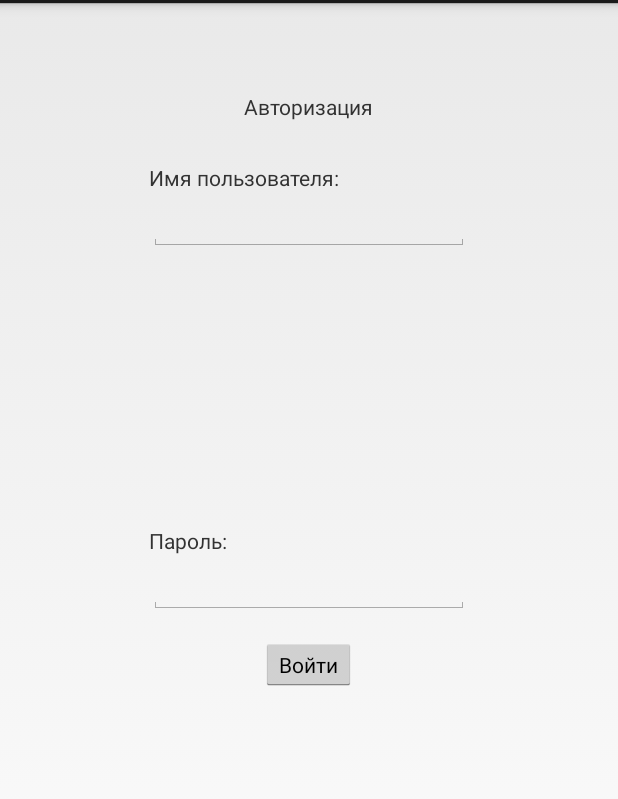
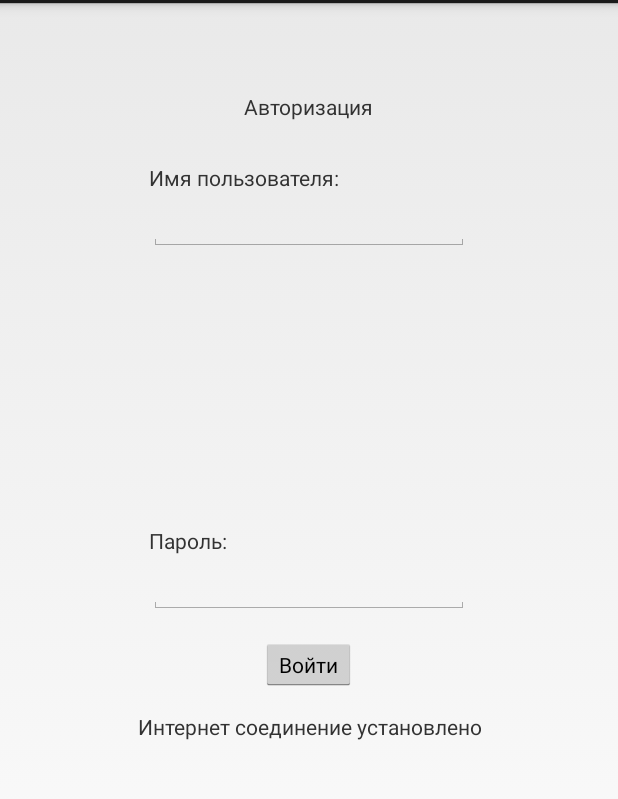
Before and after one commit to typeetfunc/project_2015_01, an Android app: the screen it shows after launch (MainActivity), after a tap on "Войти", on a phone screen of 412 x 824 dp, the part 69-868 px from its top. Run offline under Robolectric (Android 15) with nearby library versions, the phone set to English and light mode, and no system bars; libraries missing offline, so code that uses them is left out: com.loopj.android; 2 statements that could not run were skipped.

```diff
--- a/app/src/main/java/ru/startandroid/develop/login_project/MainActivity.java
+++ b/app/src/main/java/ru/startandroid/develop/login_project/MainActivity.java
@@ -7,18 +7,10 @@
 */
 package ru.startandroid.develop.login_project;
 
-//import org.ksoap2.SoapEnvelope;
-//import org.ksoap2.serialization.SoapObject;
-//import org.ksoap2.serialization.*;
-//import org.ksoap2.transport.*;
-//import org.ksoap2.transport.ServiceConnection;
-//import org.ksoap2.transport.ServiceConnectionSE;
 
 import android.app.Activity;
 import android.content.Context;
 import android.content.Intent;
-import android.net.ConnectivityManager;
-import android.net.NetworkInfo;
 import android.os.Bundle;
 import android.util.Log;
 import android.view.View;
@@ -26,7 +18,15 @@ import android.view.View.OnClickListener;
 import android.widget.Button;
 import android.widget.EditText;
 import android.widget.TextView;
+import android.net.ConnectivityManager;
+import android.net.NetworkInfo;
+import android.widget.Toast;
+import com.loopj.android.http.*;
+import org.apache.http.Header;
 
+
+import android.app.AlertDialog;
+import android.content.DialogInterface;
 
 public class MainActivity extends Activity {
 
@@ -35,6 +35,7 @@ public class MainActivity extends Activity {
 	EditText Password;
 	Button Login;
 	String Nm, Psw;
+    String url = "http://109.234.38.29/scripts/client.php";
 
     @Override
     protected void onCreate(Bundle savedInstanceState) {
@@ -49,13 +50,13 @@ public class MainActivity extends Activity {
 
         if (isNetworkAvailable())
         {
-        	Inet.setText("");
+        	Inet.setText("Интернет соединение установлено");
         }
         else
         {
-			Inet.setText("���������� ��������� � ��������! ��������� ������� ���������� � ����������.");
+			alert("Error", "Нету интернет соединения");
 		}
-        //������� ������ "���� ���� � �������"
+
         Login.setOnClickListener(new OnClickListener() {
 
 			@Override
@@ -65,23 +66,31 @@ public class MainActivity extends Activity {
             if (isNetworkAvailable())
             {
                 try {
-						if ((call(Nm, Psw)))
-						{
-							//������� � �������� ����
+                    AsyncHttpClient client = new AsyncHttpClient();
 
-
-							Button swith = (Button)findViewById(R.id.button1);
-					        swith.setOnClickListener(new OnClickListener() {
-
+                    url = url + "?func=is_user"
+                            + "&log="
+                            + Name.getText().toString()
+                            +  "&pass="
+                            + Password.getText().toString();
+                    client.get(url, new AsyncHttpResponseHandler() {
                         @Override
-					            public void onClick(View v) {
-					                // TODO Auto-generated method stub
+                        public void onSuccess(int statusCode, Header[] headers, byte[] response) {
+                            String res = new String(response);
+                            if (res.equals("fail")){
+                                alert("Error","Неправильный логин/пароль");
+                            } else {
+                                showToast("А ты похоже юзер!");
                                 Intent SecAct = new Intent(getApplicationContext(), SecondActivity.class);
                                 startActivity(SecAct);
                             }
+                        }
+
+                        @Override
+                        public void onFailure(int statusCode, Header[] headers, byte[] errorResponse, Throwable e) {
+                            alert("Error",new String(errorResponse));
+                        }
                     });
-
-						}
                 } catch (Exception e) {
                     // TODO Auto-generated catch block
                     e.printStackTrace();
@@ -91,76 +100,35 @@ public class MainActivity extends Activity {
             }
             else
             {
-					Inet.setText("���������� ��������� � ��������! ��������� ������� ���������� � ����������.");
+                Inet.setText("Недоступно подключение к интернету!");
+            }
+			}
+		});
     }
 
-			}
-		});
-
-    }
-
-    //�������� ������� �������� ����������
     private boolean isNetworkAvailable() {
         ConnectivityManager connectivityManager
                 = (ConnectivityManager) getSystemService(Context.CONNECTIVITY_SERVICE);
         NetworkInfo activeNetworkInfo = connectivityManager.getActiveNetworkInfo();
         return activeNetworkInfo != null;
     }
-
-    private static final String NAMESPACE = "";
-    private static final String URL = "";
-    private static final String SOAP_ACTION = "http://tempuri.org/Add";
-    private static final String METHOD_NAME = "person";
-
-
-   //������ �������� �� �������� ����������������� ������. ����������� ����-����������, ������-��������
-    boolean call(String a, String b) throws Exception {
-    	boolean result = true;
-   /* 	do
-    	{
-
-
-    		SoapObject request = new SoapObject(NAMESPACE, METHOD_NAME);
-
-    		PropertyInfo name = new PropertyInfo();
-    		name.setName("UserName");
-    		name.setValue(new String(a));
-
-    		PropertyInfo password = new PropertyInfo();
-    		password.setName("Password");
-    	    password.setValue(b);
-    		/*
-    		request.addProperty(name);
-            request.addProperty(password);
-
-    		SoapSerializationEnvelope envelope = new SoapSerializationEnvelope(SoapEnvelope.VER11);
-            envelope.dotNet = true;
-
-
-            envelope.setOutputSoapObject(request);
-            HttpTransportSE androidHttpTransport = new AndroidHttpTransport(URL);
-            androidHttpTransport.setXmlVersionTag("<?xml version=\"1.0\" encoding=\"utf-8\"?>");
-
-            androidHttpTransport.call(SOAP_ACTION, envelope);
-            SoapObject resultsRequestSOAP = (SoapObject) envelope.bodyIn;
-            result = Boolean.parseBoolean(resultsRequestSOAP.getProperty("AddResult").toString());
+    protected void showToast(String msg) {
+        Toast toastAdd = Toast.makeText(getApplicationContext(), msg, Toast.LENGTH_LONG);
+        toastAdd.show();
+    }
+    private void alert(String title, String msg) {
+        AlertDialog.Builder builder = new AlertDialog.Builder(MainActivity.this);
+        builder.setTitle(title)
+                .setMessage(msg)
+                .setCancelable(false)
+                .setNegativeButton("ОК",
+                        new DialogInterface.OnClickListener() {
+                            public void onClick(DialogInterface dialog, int id) {
+                                dialog.cancel();
+                            }
+                        });
+        AlertDialog alert = builder.create();
+        alert.show();
+    }
 
 }
-    	while (false);*/
-    	return result;
-    }
-
-
-
-
-
-
-
-
-
-
-
-
-
-
-}
--- a/build.gradle
+++ b/build.gradle
@@ -1,7 +1,7 @@
 // Top-level build file where you can add configuration options common to all sub-projects/modules.
 buildscript {
     repositories {
-        jcenter()
+    	mavenCentral()
     }
     dependencies {
         classpath 'com.android.tools.build:gradle:1.1.0'
@@ -10,6 +10,6 @@ buildscript {
 
 allprojects {
     repositories {
-        jcenter()
+        mavenCentral()
     }
 }
```
Also changed, not shown: app/build.gradle (+4 -3 lines), app/src/main/AndroidManifest.xml (+6 -28 lines), 48 other files. Lines whose indentation alone changed are shown as unchanged.
